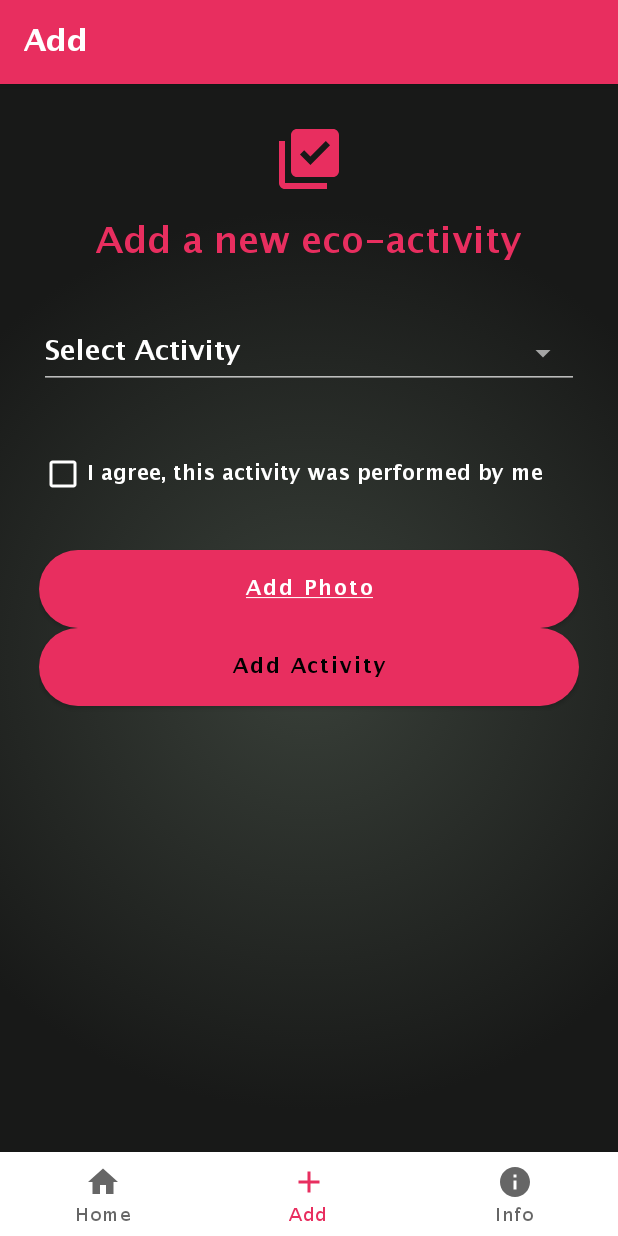
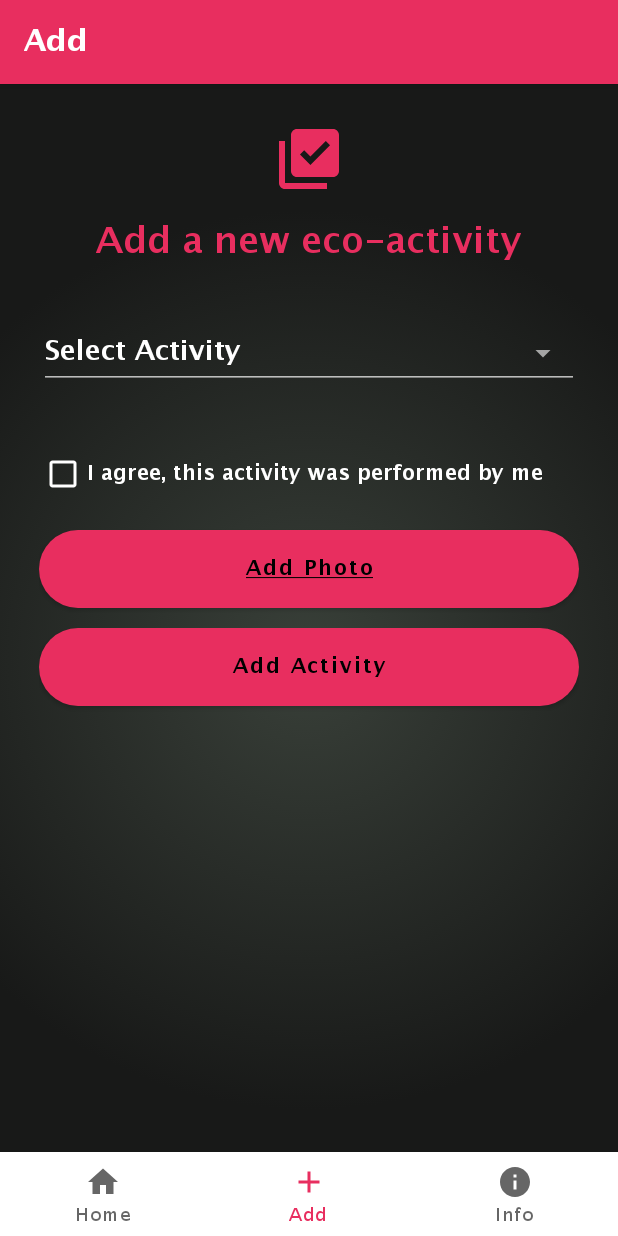
Before and after one commit to deersapps/quiz_eco, an Android app: the DashboardFragment screen opened through its navigation route, on a phone screen of 412 x 824 dp. Run offline under Robolectric (Android 15) with nearby library versions, the phone set to English and light mode, and no system bars; our stand-ins replace navigation-ui, sdp/ssp sizes; libraries missing offline, so code that uses them is left out: com.github.mikephil.charting; 19 statements that could not run were skipped.

Commit message:
formatting to add activity
formatting to add activity

```diff
--- a/app/src/main/res/layout/fragment_dashboard.xml
+++ b/app/src/main/res/layout/fragment_dashboard.xml
@@ -103,14 +103,15 @@
                 android:textColor="@color/colorWhite" />
 
             <Button
-                android:id="@+id/btnSignUp"
+                android:id="@+id/btnAddPhoto"
                 android:layout_width="match_parent"
                 android:layout_height="@dimen/_40sdp"
-                android:layout_marginTop="@dimen/_10sdp"
                 android:background="@drawable/button_background_dark"
+                android:elevation="4dp"
                 android:text="@string/add_photo"
-                android:textAllCaps="false"
-                android:textColor="@color/colorWhite" />
+
+                android:layout_marginBottom="@dimen/_10sdp"
+                android:textAllCaps="false" />
 
             <ImageView
                 android:layout_width="@dimen/_200sdp"
@@ -123,7 +124,7 @@
             </ImageView>
 
             <Button
-                android:id="@+id/btnLogin"
+                android:id="@+id/btnAddActivity"
                 android:layout_width="match_parent"
                 android:layout_height="@dimen/_40sdp"
                 android:background="@drawable/button_background_dark"
```
